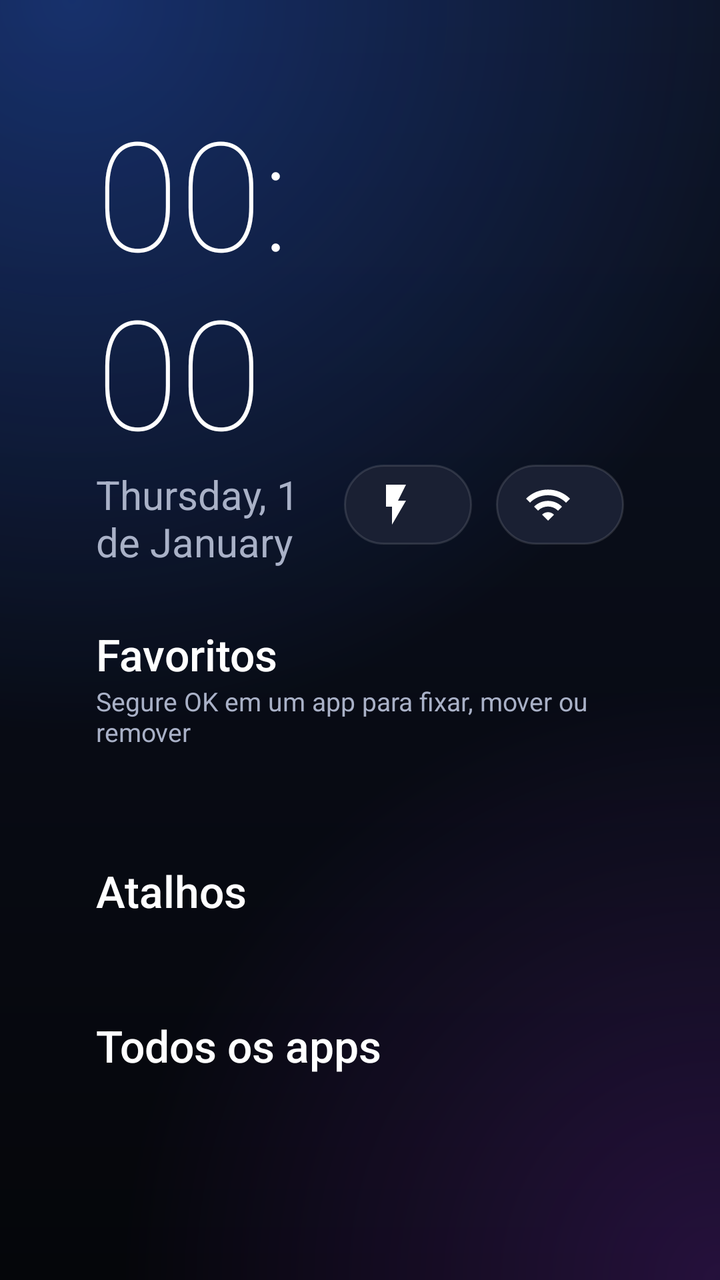
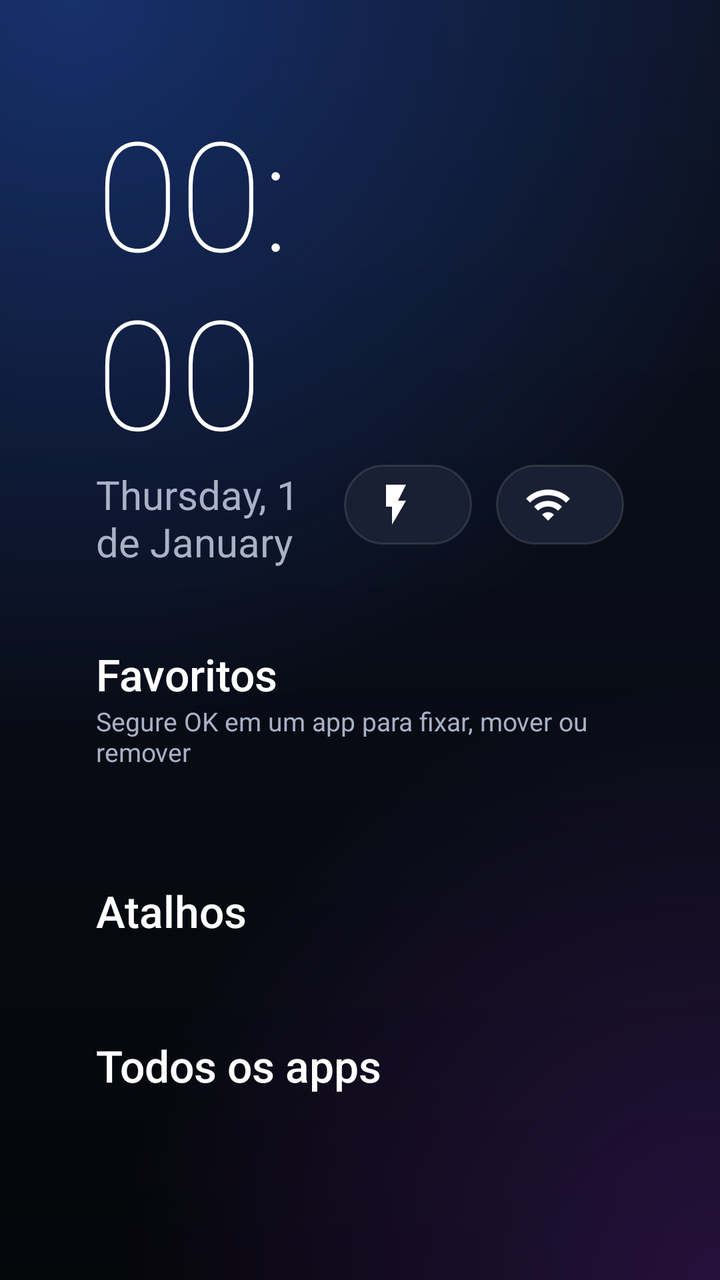

Screens rendered from an Android XML layout before and after an edit, with the pre-edit source and the edit as a unified diff.
<!-- AndroidManifest.xml: application theme Theme.Launcher -->
<!-- res/layout/activity_main.xml -->
<?xml version="1.0" encoding="utf-8"?>
<FrameLayout xmlns:android="http://schemas.android.com/apk/res/android"
    android:layout_width="match_parent"
    android:layout_height="match_parent">

    
    <ImageView
        android:id="@+id/wallpaper"
        android:layout_width="match_parent"
        android:layout_height="match_parent"
        android:importantForAccessibility="no"
        android:scaleType="centerCrop"
        android:visibility="gone" />

    <View
        android:id="@+id/wallpaper_dim"
        android:layout_width="match_parent"
        android:layout_height="match_parent"
        android:background="#A6000000"
        android:visibility="gone" />

<ScrollView
    android:id="@+id/scroll"
    android:layout_width="match_parent"
    android:layout_height="match_parent"
    android:fillViewport="true"
    android:scrollbars="none">

    <LinearLayout
        android:layout_width="match_parent"
        android:layout_height="wrap_content"
        android:clipChildren="false"
        android:clipToPadding="false"
        android:orientation="vertical"
        android:paddingStart="48dp"
        android:paddingTop="28dp"
        android:paddingEnd="48dp"
        android:paddingBottom="48dp">

        
        <LinearLayout
            android:layout_width="match_parent"
            android:layout_height="wrap_content"
            android:gravity="bottom"
            android:orientation="horizontal">

            <LinearLayout
                android:layout_width="0dp"
                android:layout_height="wrap_content"
                android:layout_weight="1"
                android:orientation="vertical">

                <TextView
                    android:id="@+id/greeting"
                    style="@style/Text.Secondary"
                    android:layout_width="wrap_content"
                    android:layout_height="wrap_content"
                    android:textSize="20sp" />

                <TextClock
                    android:layout_width="wrap_content"
                    android:layout_height="wrap_content"
                    android:fontFamily="sans-serif-thin"
                    android:format12Hour="HH:mm"
                    android:format24Hour="HH:mm"
                    android:includeFontPadding="false"
                    android:textColor="@color/text_primary"
                    android:textSize="76sp" />

                <TextClock
                    style="@style/Text.Secondary"
                    android:layout_width="wrap_content"
                    android:layout_height="wrap_content"
                    android:format12Hour="EEEE, d 'de' MMMM"
                    android:format24Hour="EEEE, d 'de' MMMM"
                    android:textSize="20sp" />
            </LinearLayout>

            <TextView
                android:id="@+id/sleep_status"
                android:layout_width="wrap_content"
                android:layout_height="wrap_content"
                android:layout_marginEnd="12dp"
                android:layout_marginBottom="6dp"
                android:background="@drawable/pill_bg"
                android:drawableStart="@drawable/ic_timer"
                android:drawablePadding="8dp"
                android:gravity="center_vertical"
                android:paddingStart="14dp"
                android:paddingTop="8dp"
                android:paddingEnd="18dp"
                android:paddingBottom="8dp"
                android:textColor="@color/text_primary"
                android:textSize="15sp"
                android:visibility="gone" />

            <TextView
                android:id="@+id/memory_status"
                android:layout_width="wrap_content"
                android:layout_height="wrap_content"
                android:layout_marginEnd="12dp"
                android:layout_marginBottom="6dp"
                android:background="@drawable/pill_bg"
                android:drawableStart="@drawable/ic_flash"
                android:drawablePadding="8dp"
                android:gravity="center_vertical"
                android:paddingStart="14dp"
                android:paddingTop="8dp"
                android:paddingEnd="18dp"
                android:paddingBottom="8dp"
                android:textColor="@color/text_primary"
                android:textSize="15sp" />

            <TextView
                android:id="@+id/network_status"
                android:layout_width="wrap_content"
                android:layout_height="wrap_content"
                android:layout_marginBottom="6dp"
                android:background="@drawable/pill_bg"
                android:drawableStart="@drawable/ic_wifi"
                android:drawablePadding="8dp"
                android:gravity="center_vertical"
                android:paddingStart="14dp"
                android:paddingTop="8dp"
                android:paddingEnd="18dp"
                android:paddingBottom="8dp"
                android:textColor="@color/text_primary"
                android:textSize="15sp" />
        </LinearLayout>

        <TextView
            style="@style/Text.Section"
            android:text="Favoritos" />

        <TextView
            style="@style/Text.Secondary"
            android:layout_width="wrap_content"
            android:layout_height="wrap_content"
            android:text="Segure OK em um app para fixar, mover ou remover"
            android:textSize="13sp" />

        <HorizontalScrollView
            android:layout_width="match_parent"
            android:layout_height="wrap_content"
            android:layout_marginStart="-12dp"
            android:layout_marginEnd="-12dp"
            android:clipChildren="false"
            android:clipToPadding="false"
            android:paddingStart="12dp"
            android:paddingTop="14dp"
            android:paddingEnd="12dp"
            android:paddingBottom="14dp"
            android:scrollbars="none">

            <LinearLayout
                android:id="@+id/favorites_row"
                android:layout_width="wrap_content"
                android:layout_height="wrap_content"
                android:clipChildren="false"
                android:clipToPadding="false"
                android:orientation="horizontal" />
        </HorizontalScrollView>

        <TextView
            style="@style/Text.Section"
            android:text="Atalhos" />

        <HorizontalScrollView
            android:layout_width="match_parent"
            android:layout_height="wrap_content"
            android:layout_marginStart="-12dp"
            android:layout_marginEnd="-12dp"
            android:clipChildren="false"
            android:clipToPadding="false"
            android:paddingStart="12dp"
            android:paddingTop="12dp"
            android:paddingEnd="12dp"
            android:paddingBottom="8dp"
            android:scrollbars="none">

            <LinearLayout
                android:id="@+id/shortcuts_row"
                android:layout_width="wrap_content"
                android:layout_height="wrap_content"
                android:clipChildren="false"
                android:clipToPadding="false"
                android:orientation="horizontal" />
        </HorizontalScrollView>

        <TextView
            style="@style/Text.Section"
            android:text="Todos os apps" />

        <LinearLayout
            android:id="@+id/apps_grid"
            android:layout_width="match_parent"
            android:layout_height="wrap_content"
            android:layout_marginStart="-8dp"
            android:layout_marginEnd="-8dp"
            android:clipChildren="false"
            android:clipToPadding="false"
            android:orientation="vertical"
            android:paddingTop="8dp" />
    </LinearLayout>
</ScrollView>
</FrameLayout>
<!-- resources referenced by this layout -->
<resources>
  <color name="text_primary">#FFFFFF</color>
  <!-- drawable ic_flash (drawable) -->
  <vector xmlns:android="http://schemas.android.com/apk/res/android"
      android:width="24dp"
      android:height="24dp"
      android:viewportWidth="24"
      android:viewportHeight="24">
      <path
          android:fillColor="#FFFFFFFF"
          android:pathData="M7,2v11h3v9l7,-12h-4l4,-8z" />
  </vector>
  <!-- drawable ic_timer (drawable) -->
  <vector xmlns:android="http://schemas.android.com/apk/res/android"
      android:width="24dp"
      android:height="24dp"
      android:viewportWidth="24"
      android:viewportHeight="24">
      <path
          android:fillColor="#FFFFFFFF"
          android:pathData="M15,1H9v2h6V1zM11,14h2V8h-2v6zM19.03,7.39l1.42,-1.42c-0.43,-0.51 -0.9,-0.99 -1.41,-1.41l-1.42,1.42C16.07,4.74 14.12,4 12,4c-4.97,0 -9,4.03 -9,9s4.02,9 9,9 9,-4.03 9,-9c0,-2.12 -0.74,-4.07 -1.97,-5.61zM12,20c-3.87,0 -7,-3.13 -7,-7s3.13,-7 7,-7 7,3.13 7,7 -3.13,7 -7,7z" />
  </vector>
  <!-- drawable ic_wifi (drawable) -->
  <vector xmlns:android="http://schemas.android.com/apk/res/android"
      android:width="24dp"
      android:height="24dp"
      android:viewportWidth="24"
      android:viewportHeight="24">
      <path
          android:fillColor="#FFFFFFFF"
          android:pathData="M1,9l2,2c4.97,-4.97 13.03,-4.97 18,0l2,-2C16.93,2.93 7.08,2.93 1,9zM9,17l3,3 3,-3c-1.65,-1.66 -4.34,-1.66 -6,0zM5,13l2,2c2.76,-2.76 7.24,-2.76 10,0l2,-2C15.14,9.14 8.87,9.14 5,13z" />
  </vector>
  <!-- drawable pill_bg (drawable) -->
  <?xml version="1.0" encoding="utf-8"?>
  <selector xmlns:android="http://schemas.android.com/apk/res/android">
      <item android:state_focused="true">
          <shape>
              <corners android:radius="26dp" />
              <solid android:color="@color/card_focused" />
              <stroke android:width="3dp" android:color="@color/accent" />
          </shape>
      </item>
      <item>
          <shape>
              <corners android:radius="26dp" />
              <solid android:color="@color/card" />
              <stroke android:width="1dp" android:color="@color/card_border" />
          </shape>
      </item>
  </selector>
  <style name="Text.Secondary" parent="">
          <item name="android:textColor">@color/text_secondary</item>
      </style>
  <style name="Text.Section" parent="">
          <item name="android:layout_width">wrap_content</item>
          <item name="android:layout_height">wrap_content</item>
          <item name="android:layout_marginTop">28dp</item>
          <item name="android:textColor">@color/text_primary</item>
          <item name="android:textSize">22sp</item>
          <item name="android:fontFamily">sans-serif-medium</item>
      </style>
  <style name="Theme.Launcher" parent="@android:style/Theme.Material.NoActionBar.Fullscreen">
          <item name="android:windowBackground">@drawable/bg_main</item>
          <item name="android:colorAccent">@color/accent</item>
          <item name="android:windowAnimationStyle">@null</item>
      </style>
  <color name="card_focused">#2A3557</color>
  <color name="accent">#6EA8FF</color>
  <color name="card">#1A2033</color>
  <color name="card_border">#1FFFFFFF</color>
  <color name="text_secondary">#A9B1C7</color>
  <!-- unchanged entries left out for length: 1 -->
</resources>

<!-- the commit's change to res/layout/activity_main.xml (unified diff, before → after) -->
@@ -128,6 +128,20 @@
                 android:textSize="15sp" />
         </LinearLayout>
 
+        
+        <TextView
+            android:id="@+id/stocks_title"
+            style="@style/Text.Section"
+            android:text="Bolsa"
+            android:visibility="gone" />
+
+        <LinearLayout
+            android:id="@+id/stocks"
+            android:layout_width="match_parent"
+            android:layout_height="wrap_content"
+            android:orientation="vertical"
+            android:paddingTop="10dp" />
+
         <TextView
             style="@style/Text.Section"
             android:text="Favoritos" />
